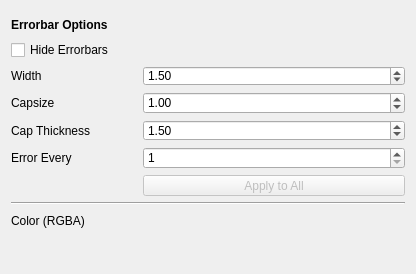
Before: the Qt Designer form qt/python/mantidqt/mantidqt/widgets/plotconfigdialog/curvestabwidget/errorbarstabwidget/curves_tab_errorbars_tab.ui in mantidproject/mantid, drawn with Qt 5.
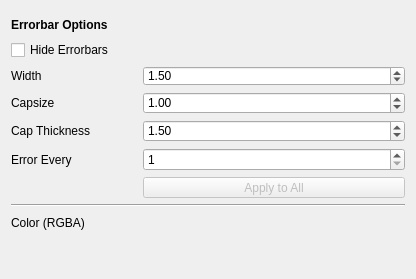
After: the same form once the commit is applied.

Commit message: Set tab orders for all the files. axes_tab_widget.ui does not have a fully correct order.

The edit to the form file:
```diff
--- a/qt/python/mantidqt/mantidqt/widgets/plotconfigdialog/curvestabwidget/errorbarstabwidget/curves_tab_errorbars_tab.ui
+++ b/qt/python/mantidqt/mantidqt/widgets/plotconfigdialog/curvestabwidget/errorbarstabwidget/curves_tab_errorbars_tab.ui
@@ -7,7 +7,7 @@
     <x>0</x>
     <y>0</y>
     <width>416</width>
-    <height>274</height>
+    <height>279</height>
    </rect>
   </property>
   <property name="sizePolicy">
```
Left out of the diff: 8 changed lines with no effect on the pictures. The commit also changes 5 other files.
